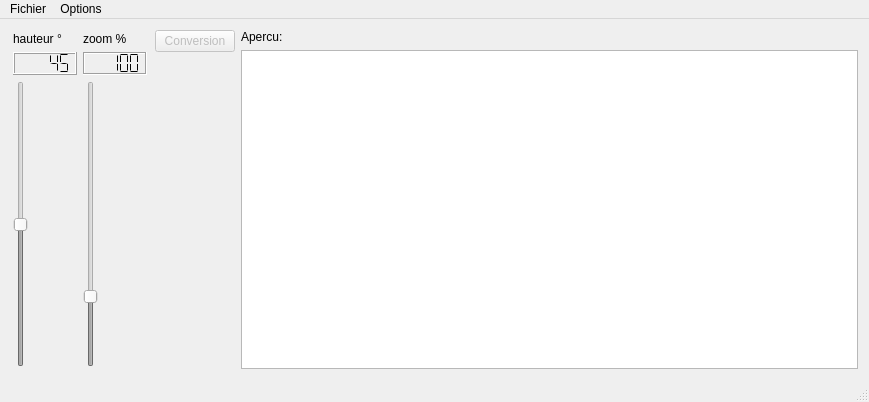
Above: mainwindow.ui from havetc/OpenFish before the change. Below: the same form after it.
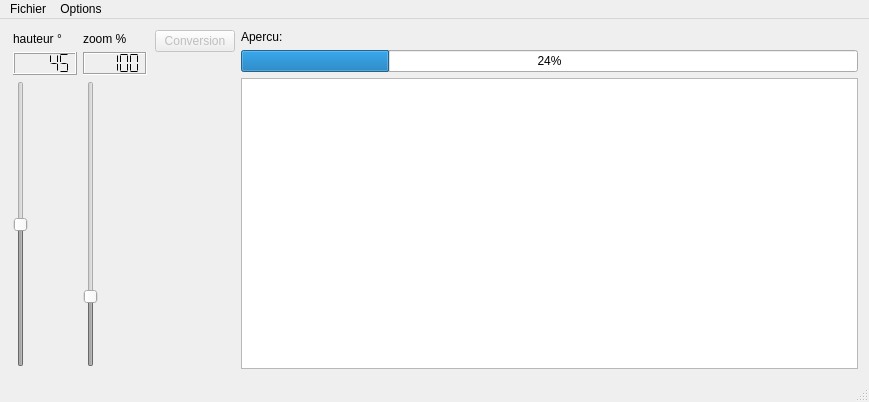
That is the form after the change.

Patch:
```diff
--- a/mainwindow.ui
+++ b/mainwindow.ui
@@ -183,6 +183,25 @@
         </property>
        </widget>
       </item>
+      <item>
+       <widget class="QProgressBar" name="progressBar">
+        <property name="enabled">
+         <bool>true</bool>
+        </property>
+        <property name="value">
+         <number>24</number>
+        </property>
+        <property name="textVisible">
+         <bool>true</bool>
+        </property>
+        <property name="orientation">
+         <enum>Qt::Horizontal</enum>
+        </property>
+        <property name="format">
+         <string>%p%</string>
+        </property>
+       </widget>
+      </item>
       <item>
        <widget class="QGraphicsView" name="graphicsView">
         <property name="enabled">
```
Left out of the diff: 3 changed lines with no effect on the pictures.
